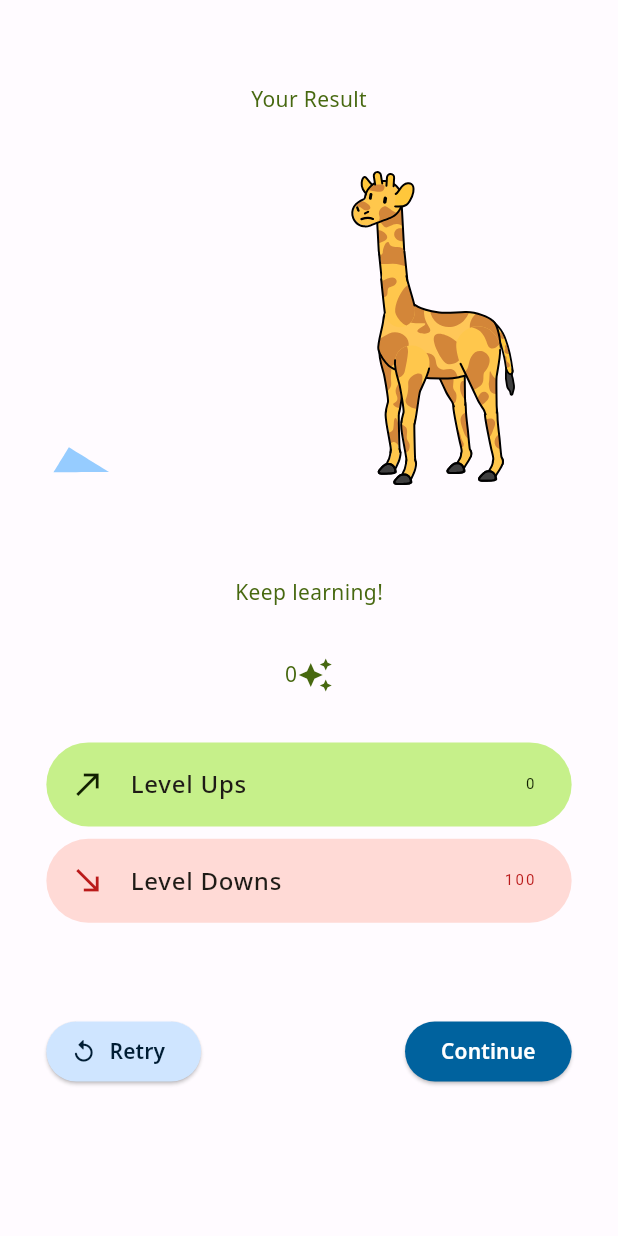
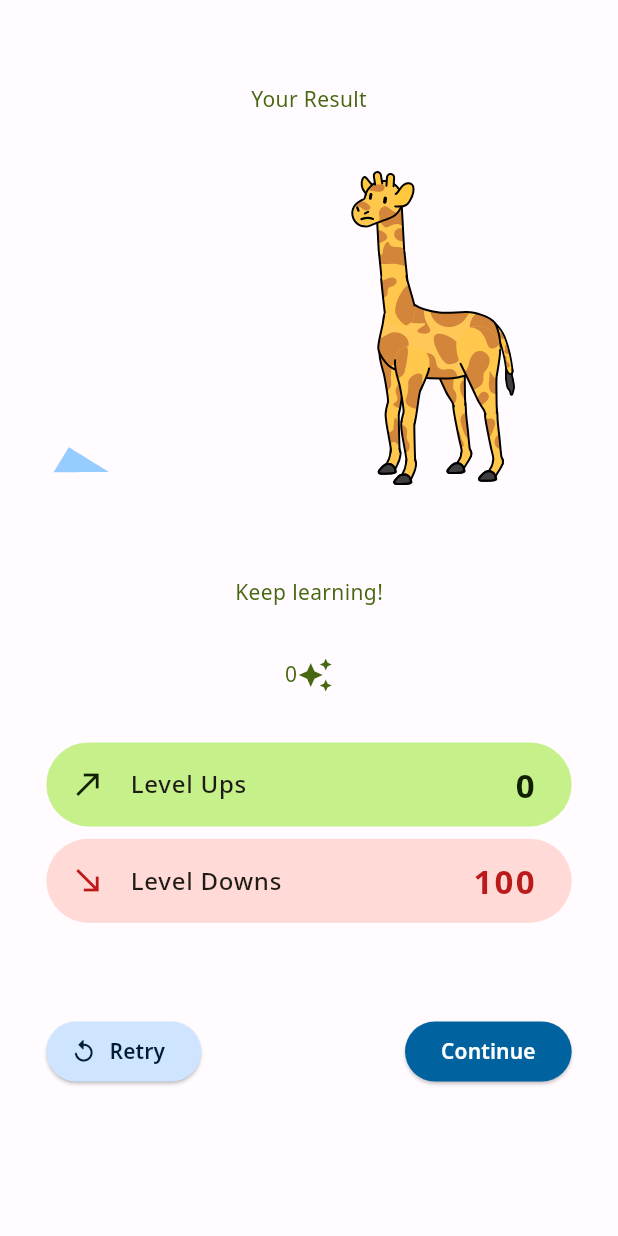
Before and after one commit to domephant/vocabulary, a Flutter app: the TestResult0Screen screen opened directly, on a phone screen of 412 x 824 dp. Run offline on Flutter 3.47's test engine with Material 2 defaults, Android fonts, the phone set to English and light mode, and no system bars; our stand-ins replace firebase_core, font_awesome_flutter, lottie, page_transition; accounts and stored records are empty.

Commit message:
Added additional font styles and fixed fonts on first setup

```diff
--- a/lib/components/cards/level_downs_card.dart
+++ b/lib/components/cards/level_downs_card.dart
@@ -1,4 +1,5 @@
 import 'package:flutter/material.dart';
+import 'package:vocabulary/styles/additional_fonts.dart';
 
 class LevelDownsCard extends StatelessWidget {
   final int amount;
@@ -19,7 +20,9 @@ class LevelDownsCard extends StatelessWidget {
         title: const Text("Level Downs"),
         trailing: Text(
           amount.toString(),
-          style: TextStyle(color: Theme.of(context).colorScheme.error),
+          style: AdditionalFonts()
+              .pointsSmall
+              .copyWith(color: Theme.of(context).colorScheme.error),
         ),
       ),
     );
--- a/lib/components/cards/level_ups_card.dart
+++ b/lib/components/cards/level_ups_card.dart
@@ -1,4 +1,5 @@
 import 'package:flutter/material.dart';
+import 'package:vocabulary/styles/additional_fonts.dart';
 import 'package:vocabulary/styles/custom_color.g.dart';
 
 class LevelUpsCard extends StatelessWidget {
@@ -22,7 +23,7 @@ class LevelUpsCard extends StatelessWidget {
         ),
         title: const Text("Level Ups"),
         trailing: Text(amount.toString(),
-            style: TextStyle(
+            style: AdditionalFonts().pointsSmall.copyWith(
                 color: Theme.of(context)
                     .extension<CustomColors>()!
                     .onCustomGreenContainer)),
--- a/lib/screens/first_setup/language_selection.dart
+++ b/lib/screens/first_setup/language_selection.dart
@@ -23,7 +23,10 @@ class LanguageSelectionScreen extends StatelessWidget {
             Column(children: [
               Text(
                 "Select your languages",
-                style: TextStyle(color: Theme.of(context).colorScheme.tertiary),
+                style: Theme.of(context)
+                    .textTheme
+                    .headlineMedium!
+                    .copyWith(color: Theme.of(context).colorScheme.tertiary),
               ),
               const Text("Don't worry. You can change it later."),
             ]),
--- a/lib/screens/first_setup/setup_finished.dart
+++ b/lib/screens/first_setup/setup_finished.dart
@@ -21,8 +21,10 @@ class VocabSetupFinishedScreen extends StatelessWidget {
               children: [
                 Text(
                   "We are ready to go!",
-                  style:
-                      TextStyle(color: Theme.of(context).colorScheme.primary),
+                  style: Theme.of(context)
+                      .textTheme
+                      .headlineMedium!
+                      .copyWith(color: Theme.of(context).colorScheme.primary),
                 ),
               ],
             ),
--- a/lib/screens/first_setup/welcome.dart
+++ b/lib/screens/first_setup/welcome.dart
@@ -18,7 +18,10 @@ class WelcomeScreen extends StatelessWidget {
           children: [
             Text(
               "Welcome",
-              style: TextStyle(color: Theme.of(context).colorScheme.secondary),
+              style: Theme.of(context)
+                  .textTheme
+                  .headlineMedium!
+                  .copyWith(color: Theme.of(context).colorScheme.secondary),
             ),
             SizedBox(
               height: MediaQuery.of(context).size.height * 0.4,
--- /dev/null
+++ b/lib/styles/additional_fonts.dart
@@ -0,0 +1,17 @@
+import 'package:flutter/material.dart';
+
+class AdditionalFonts {
+  TextStyle get points => const TextStyle(
+        fontFamily: "Noto Sans",
+        fontSize: 28,
+        fontWeight: FontWeight.w800,
+        //height: 36,
+      );
+
+  TextStyle get pointsSmall => const TextStyle(
+        fontFamily: "Noto Sans",
+        fontSize: 22,
+        fontWeight: FontWeight.w700,
+        //height: 24,
+      );
+}
```
